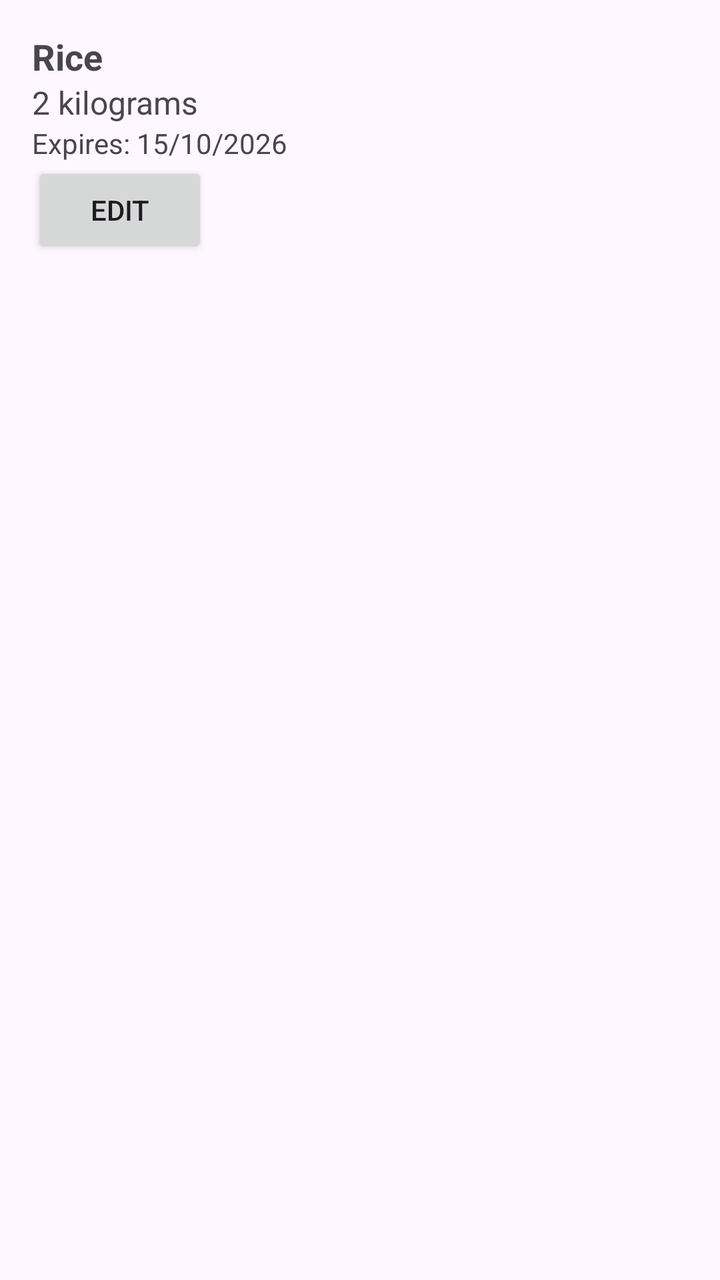
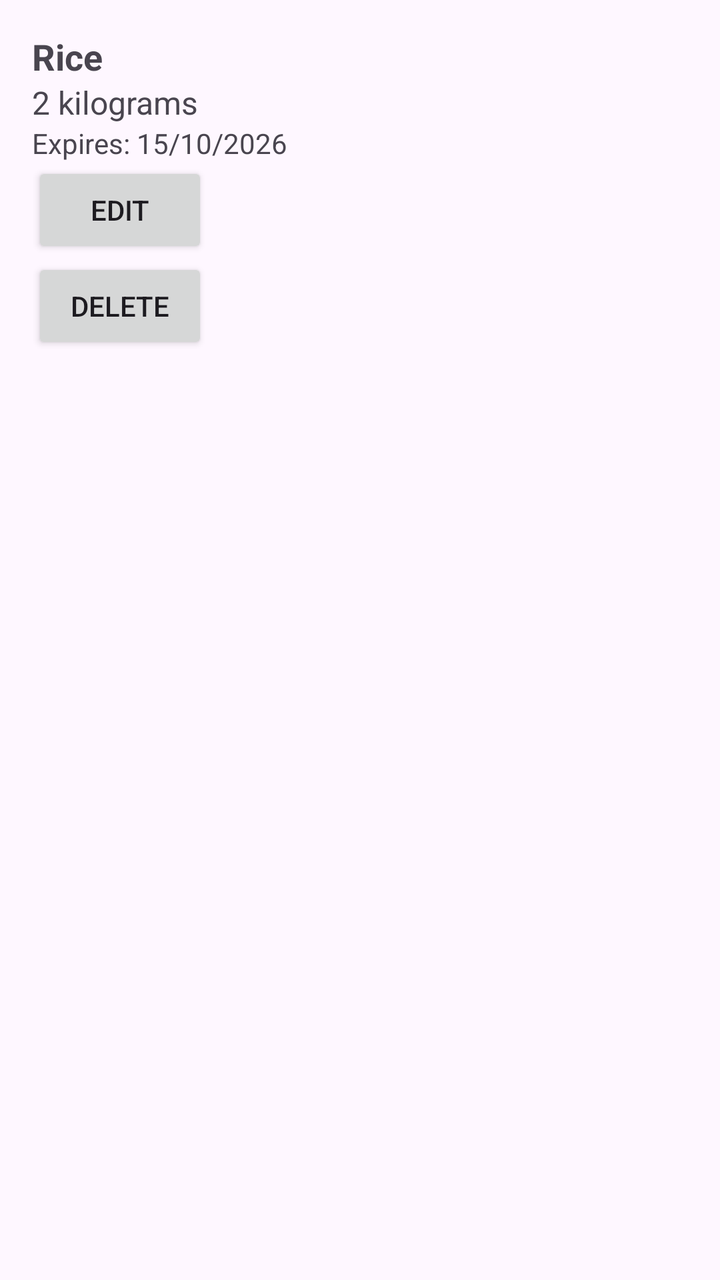

An Android layout rendered at two revisions. The XML below is the earlier revision; the diff shows what the commit changed to produce the second picture.
<!-- AndroidManifest.xml: application theme Theme.SmartPantryManager -->
<!-- res/layout/item_pantry.xml -->
<?xml version="1.0" encoding="utf-8"?>
<LinearLayout xmlns:android="http://schemas.android.com/apk/res/android"
    android:layout_width="match_parent"
    android:layout_height="wrap_content"
    android:orientation="vertical"
    android:padding="16dp">

    <TextView
        android:id="@+id/tvIngredientName"
        android:layout_width="match_parent"
        android:layout_height="wrap_content"
        android:text="Rice"
        android:textSize="18sp"
        android:textStyle="bold" />

    <TextView
        android:id="@+id/tvIngredientQuantity"
        android:layout_width="match_parent"
        android:layout_height="wrap_content"
        android:text="2 kilograms"
        android:textSize="16sp" />

    <TextView
        android:id="@+id/tvIngredientExpiry"
        android:layout_width="match_parent"
        android:layout_height="wrap_content"
        android:text="Expires: 15/10/2026"
        android:textSize="14sp" />

    <Button
        android:id="@+id/btnEditIngredient"
        android:layout_width="wrap_content"
        android:layout_height="wrap_content"
        android:text="Edit" />

</LinearLayout>
<!-- resources referenced by this layout -->
<resources>
  <style name="Theme.SmartPantryManager" parent="Base.Theme.SmartPantryManager" />
  <style name="Base.Theme.SmartPantryManager" parent="Theme.Material3.DayNight.NoActionBar">
          
          
      </style>
</resources>

<!-- the commit's change to res/layout/item_pantry.xml (unified diff, before → after) -->
@@ -33,4 +33,10 @@
         android:layout_height="wrap_content"
         android:text="Edit" />
 
+    <Button
+        android:id="@+id/btnDeleteIngredient"
+        android:layout_width="wrap_content"
+        android:layout_height="wrap_content"
+        android:text="Delete" />
+
 </LinearLayout>
